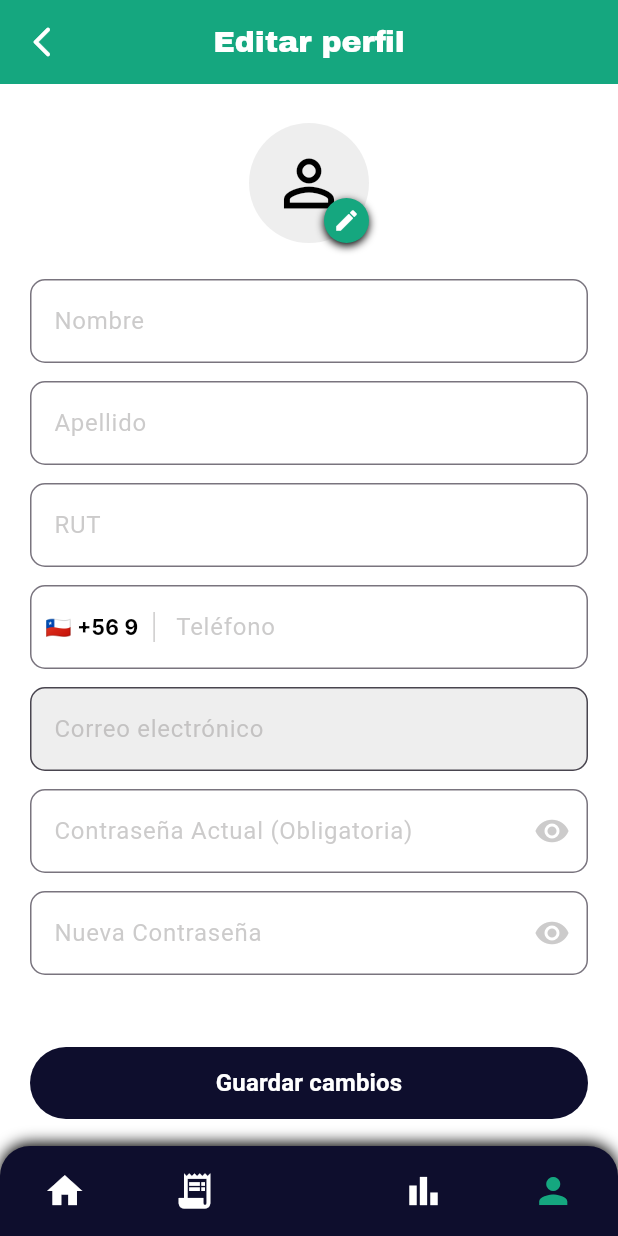
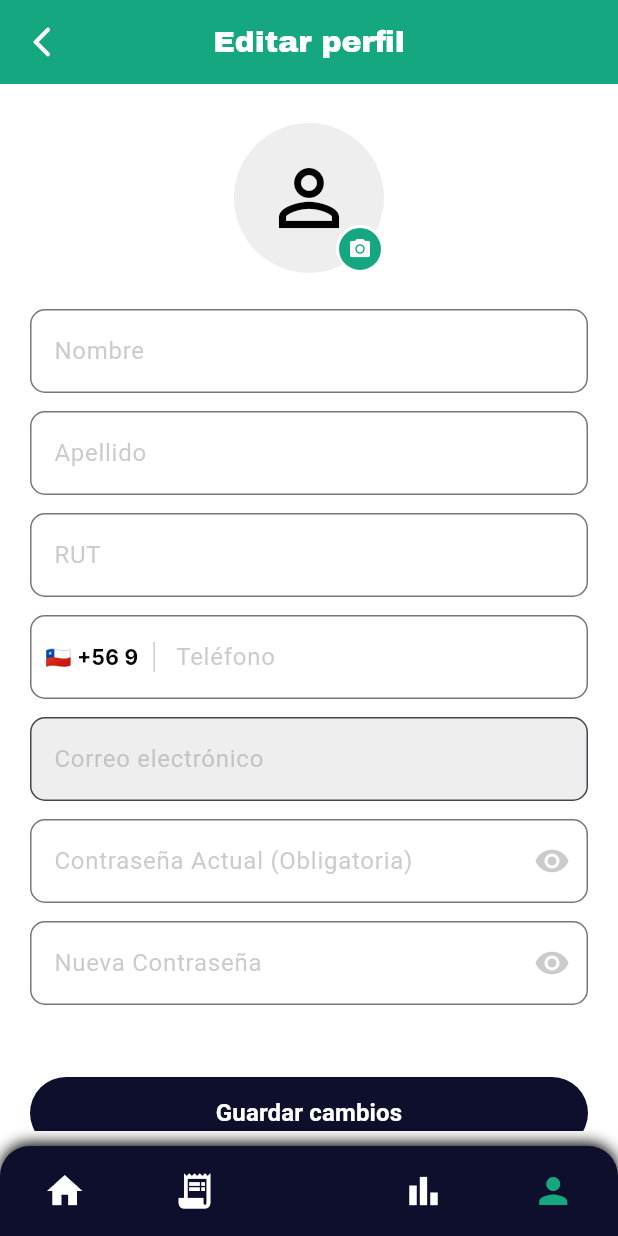
Before and after one commit to xKorvii/ship_tracker, a Flutter app: the EditProfilePage screen opened directly, on a phone screen of 412 x 824 dp. Run offline on Flutter 3.47's test engine with Material 3 defaults, Android fonts, the light colour scheme and no system bars; our stand-ins replace fl_chart, google_fonts, image_picker, supabase_flutter; accounts and stored records are empty.

Commit message:
Añadir funcionalidad para subir fotos de perfil, incluyendo la creación de un componente UserAvatar para mostrar la imagen. Actualizar el UserProvider para manejar la carga de imágenes y la URL de la foto de perfil.

```diff
--- /dev/null
+++ b/lib/components/user_avatar.dart
@@ -0,0 +1,60 @@
+import 'dart:io';
+import 'package:flutter/material.dart';
+import 'package:ship_tracker/theme/theme.dart';
+
+class UserAvatar extends StatelessWidget {
+  final String? photoUrl;
+  final File? localImage;
+  final double radius;
+  final VoidCallback? onTap;
+
+  const UserAvatar({
+    super.key,
+    this.photoUrl,
+    this.localImage,
+    this.radius = 40,
+    this.onTap,
+  });
+
+  @override
+  Widget build(BuildContext context) {
+    ImageProvider? backgroundImage;
+
+    // Decidir qué imagen mostrar
+    if (localImage != null) {
+      backgroundImage = FileImage(localImage!);
+    } else if (photoUrl != null && photoUrl!.isNotEmpty) {
+      backgroundImage = NetworkImage(photoUrl!);
+    }
+
+    return GestureDetector(
+      onTap: onTap,
+      child: Stack(
+        children: [
+          CircleAvatar(
+            radius: radius,
+            backgroundColor: gris,
+            backgroundImage: backgroundImage,
+            child: backgroundImage == null
+                ? Icon(Icons.person_outline, size: radius * 1.2, color: negro)
+                : null,
+          ),
+          if (onTap != null)
+            Positioned(
+              bottom: 0,
+              right: 0,
+              child: Container(
+                padding: const EdgeInsets.all(6),
+                decoration: BoxDecoration(
+                  color: verde,
+                  shape: BoxShape.circle,
+                  border: Border.all(color: blanco, width: 2),
+                ),
+                child: Icon(Icons.camera_alt, color: blanco, size: 16),
+              ),
+            ),
+        ],
+      ),
+    );
+  }
+}
--- a/lib/pages/profile_page.dart
+++ b/lib/pages/profile_page.dart
@@ -9,6 +9,9 @@ import 'package:ship_tracker/pages/home.dart';
 import 'package:ship_tracker/utils/rut_formatter.dart';
 import 'package:provider/provider.dart';
 import 'package:ship_tracker/providers/user_provider.dart';
+import 'dart:io';
+import 'package:image_picker/image_picker.dart';
+import 'package:ship_tracker/components/user_avatar.dart';
 
 class EditProfilePage extends StatefulWidget {
   const EditProfilePage({super.key});
@@ -40,6 +43,34 @@ class _EditProfilePageState extends State<EditProfilePage> {
       MaterialPageRoute(builder: (context) => const HomePage()),
     );
     return false;
+  }
+
+  // Seleccionar imagen de galeria
+  Future<void> _pickImage() async {
+    final ImagePicker picker = ImagePicker();
+    final XFile? image = await picker.pickImage(source: ImageSource.gallery, imageQuality: 80);
+
+    if (image != null) {
+      final File imageFile = File(image.path);
+      _uploadSelectedImage(imageFile);
+    }
+  }
+
+  // Subir imagen
+  Future<void> _uploadSelectedImage(File imageFile) async {
+    try {
+      await Provider.of<UserProvider>(context, listen: false).uploadProfilePhoto(imageFile);
+
+      if (!mounted) return;
+      ScaffoldMessenger.of(context).showSnackBar(
+        SnackBar(content: const Text('Foto actualizada'), backgroundColor: verde),
+      );
+    } catch (e) {
+       if (!mounted) return;
+      ScaffoldMessenger.of(context).showSnackBar(
+        SnackBar(content: Text('Error subiendo imagen: $e'), backgroundColor: rojo),
+      );
+    }
   }
 
   @override
@@ -152,7 +183,8 @@ class _EditProfilePageState extends State<EditProfilePage> {
 
   @override
   Widget build(BuildContext context) {
-    final isLoading = context.select<UserProvider, bool>((p) => p.isLoading);
+    final userProvider = Provider.of<UserProvider>(context);
+    final isLoading = userProvider.isLoading;
 
     return PopScope(
       canPop: false,
@@ -199,47 +231,10 @@ class _EditProfilePageState extends State<EditProfilePage> {
                     children: [
                       const SizedBox(height: 16),
                       Center(
-                        child: Stack(
-                          alignment: Alignment.center,
-                          children: [
-                            CircleAvatar(
-                              radius: 40,
-                              backgroundColor: gris,
-                              child: Icon(
-                                Icons.person_outline,
-                                size: 50,
-                                color: negro,
-                              ),
-                            ),
-                            Positioned(
-                              bottom: 0,
-                              right: 0,
-                              child: GestureDetector(
-                                onTap: () {
-
-                                },
-                                child: Container(
-                                  padding: const EdgeInsets.all(6),
-                                  decoration: BoxDecoration(
-                                    color: verde,
-                                    shape: BoxShape.circle,
-                                    boxShadow: [
-                                      BoxShadow(
-                                        color: negro,
-                                        blurRadius: 4,
-                                        offset: const Offset(0, 2),
-                                      ),
-                                    ],
-                                  ),
-                                  child: Icon(
-                                    Icons.edit,
-                                    color: blanco,
-                                    size: 18,
-                                  ),
-                                ),
-                              ),
-                            ),
-                          ],
+                        child: UserAvatar(
+                          radius: 50,
+                          photoUrl: userProvider.photoUrl,
+                          onTap: isLoading ? null : _pickImage,
                         ),
                       ),
                       const SizedBox(height: 24),
@@ -304,7 +299,7 @@ class _EditProfilePageState extends State<EditProfilePage> {
                       ),
                       const SizedBox(height: 12),
                       CustomTextField(
-                        key: _currentPasswordKey, // Asegúrate de haber definido esta Key y el Controller arriba
+                        key: _currentPasswordKey,
                         labelText: 'Contraseña Actual (Obligatoria)',
                         obscureText: true,
                         controller: _currentPasswordController,
@@ -322,11 +317,9 @@ class _EditProfilePageState extends State<EditProfilePage> {
                         obscureText: true,
                         controller: _passwordController,
                         validator: (value) {
-                          // Si está vacío, es válido
                           if (value == null || value.isEmpty) {
                             return null;
                           }
-                          // Si el usuario escribió algo, entonces sí validamos que sea seguro
                           if (value.length < 8) {
                             return 'Mínimo 8 caracteres';
                           }
--- a/pubspec.yaml
+++ b/pubspec.yaml
@@ -33,6 +33,7 @@ dependencies:
   google_fonts: ^6.2.1
   fl_chart: ^0.69.0
   supabase_flutter: ^2.8.0
+  image_picker: ^1.2.1
 
   # The following adds the Cupertino Icons font to your application.
   # Use with the CupertinoIcons class for iOS style icons.
```
Also changed, not shown: lib/pages/register_page.dart (+1 -33 lines), lib/providers/user_provider.dart (+46 -0 lines), pubspec.lock, 5 other files.
